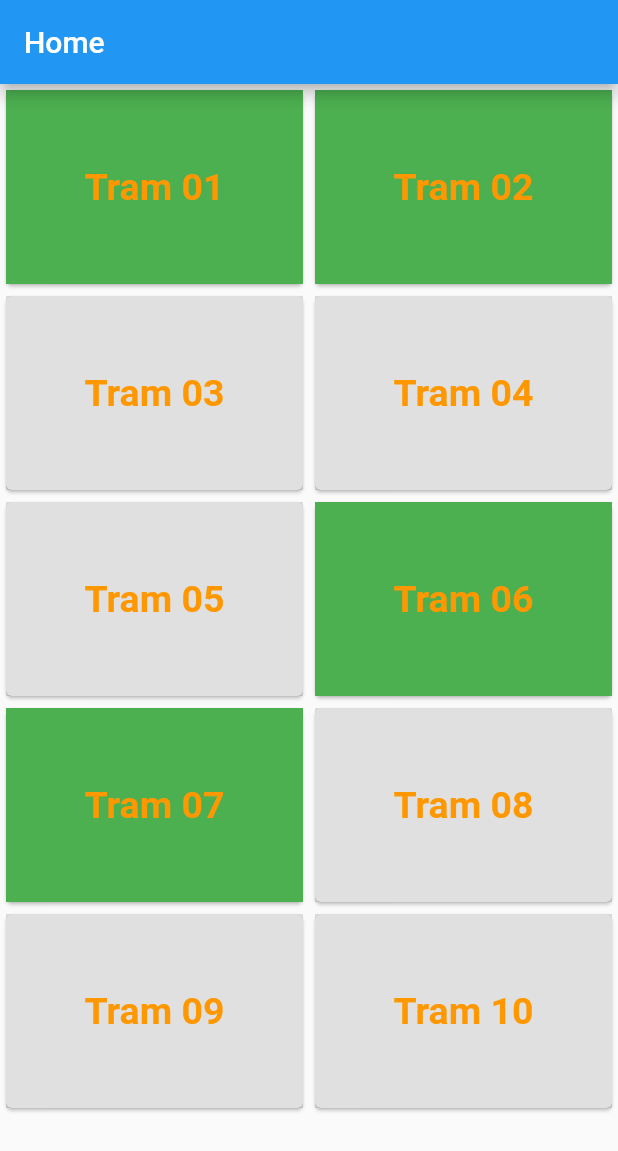
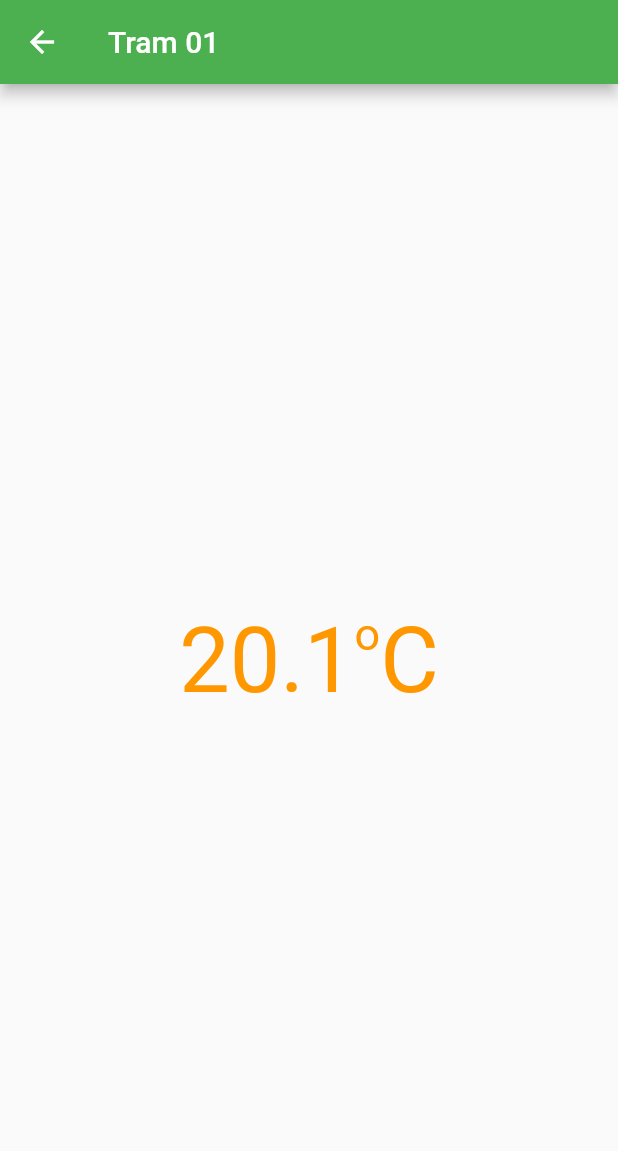
Before and after one commit to thanhtu612/Flutter_radiation, a Flutter app: the screen it shows after launch, after a tap on "Tram 01", on a phone screen of 412 x 824 dp. Shown: the top 1151 px of the screen. Run offline on Flutter 3.47's test engine with Material 2 defaults, Android fonts, the phone set to English and light mode, and no system bars.

Commit message:
Update main.dart

```diff
--- a/display_list_gridview/lib/main.dart
+++ b/display_list_gridview/lib/main.dart
@@ -10,6 +10,7 @@
   @override
   Widget build(BuildContext context) {
     return MaterialApp(
+      routes: {StationDetail.nameRoute: (context) => const StationDetail()},
       title: 'Flutter Demo',
       home: MyHomePage(),
     );
@@ -19,16 +20,16 @@
 class MyHomePage extends StatelessWidget {
   MyHomePage({Key? key}) : super(key: key);
   List<Station> stations = [
-    Station(01, 'Tram 01', 'public', true),
-    Station(02, 'Tram 02', 'public', true),
-    Station(03, 'Tram 03', 'private', false),
-    Station(04, 'Tram 04', 'private', false),
-    Station(05, 'Tram 05', 'private', false),
-    Station(06, 'Tram 06', 'public', true),
-    Station(07, 'Tram 07', 'public', true),
-    Station(08, 'Tram 08', 'private', false),
-    Station(09, 'Tram 09', 'private', false),
-    Station(10, 'Tram 10', 'private', false),
+    Station(01, 'Tram 01', 'public', true, 20.1),
+    Station(02, 'Tram 02', 'public', true, 20.2),
+    Station(03, 'Tram 03', 'private', false, 20.3),
+    Station(04, 'Tram 04', 'private', false, 20.4),
+    Station(05, 'Tram 05', 'private', false, 20.5),
+    Station(06, 'Tram 06', 'public', true, 20.6),
+    Station(07, 'Tram 07', 'public', true, 20.7),
+    Station(08, 'Tram 08', 'private', false, 20.8),
+    Station(09, 'Tram 09', 'private', false, 20.9),
+    Station(10, 'Tram 10', 'private', false, 30),
   ];
   @override
   Widget build(BuildContext context) {
@@ -53,6 +54,8 @@
     return InkWell(
         onTap: () {
           print('Clicked ${item.name}');
+          Navigator.pushNamed(context, StationDetail.nameRoute,
+              arguments: item);
         },
         splashColor: Colors.red,
         child: Card(
@@ -76,5 +79,58 @@
   String name;
   String type;
   bool status;
-  Station(this.id, this.name, this.type, this.status);
+  double temp;
+  Station(this.id, this.name, this.type, this.status, this.temp);
 }
+
+class StationDetail extends StatelessWidget {
+  const StationDetail({Key? key}) : super(key: key);
+  static const nameRoute = '/Detail';
+
+  @override
+  Widget build(BuildContext context) {
+    final item = ModalRoute.of(context)!.settings.arguments as Station;
+    return Scaffold(
+      appBar: AppBar(
+        backgroundColor: item.status ? Colors.green : Colors.black12,
+        title: Text(item.name),
+        /*actions: [
+          Padding(
+              padding: EdgeInsets.only(right: 40.0),
+              child: Icon(
+                Icons.online_prediction,
+                color: item.status ? Colors.green : Colors.black12,
+              ))
+        ],*/
+      ),
+      body: Center(
+          child: Row(
+        mainAxisAlignment: MainAxisAlignment.center,
+        crossAxisAlignment: CrossAxisAlignment.start,
+        children: [
+          Text(
+            '${item.temp}',
+            style: TextStyle(
+              color: Colors.orange,
+              fontSize: 60,
+            ),
+          ),
+          Text(
+            'o',
+            style: TextStyle(
+              color: Colors.orange,
+              fontSize: 30,
+            ),
+          ),
+          Text(
+            'C',
+            style: TextStyle(
+              color: Colors.orange,
+              fontSize: 60,
+            ),
+          ),
+        ],
+      )),
+    );
+  }
+}
```
